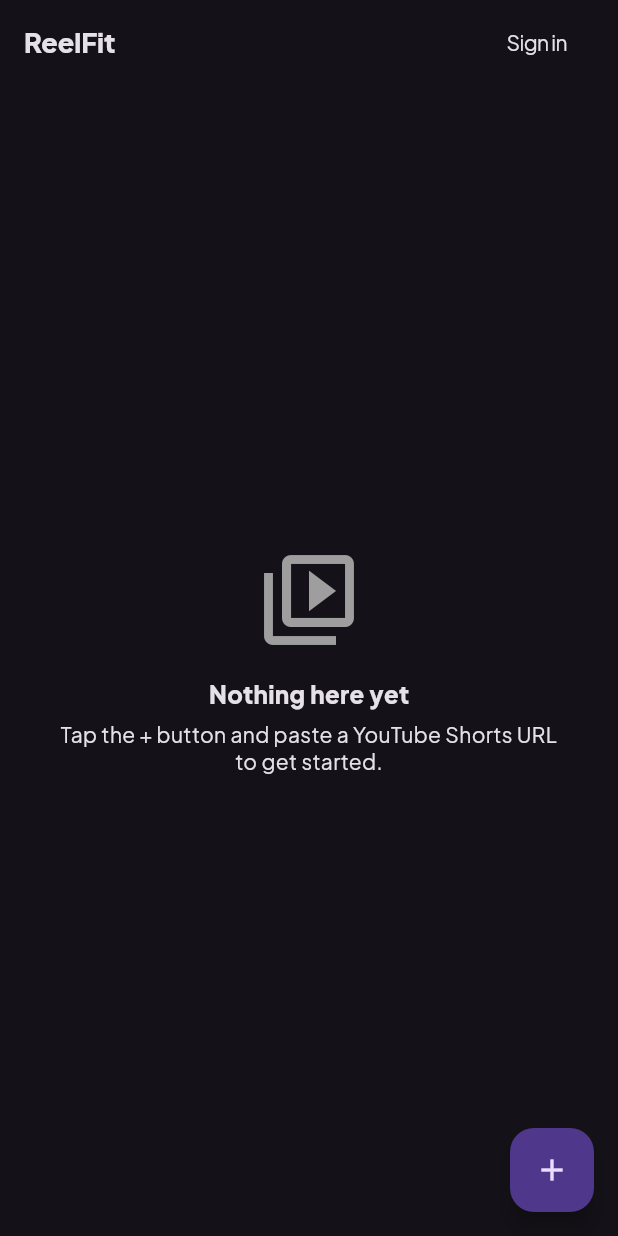
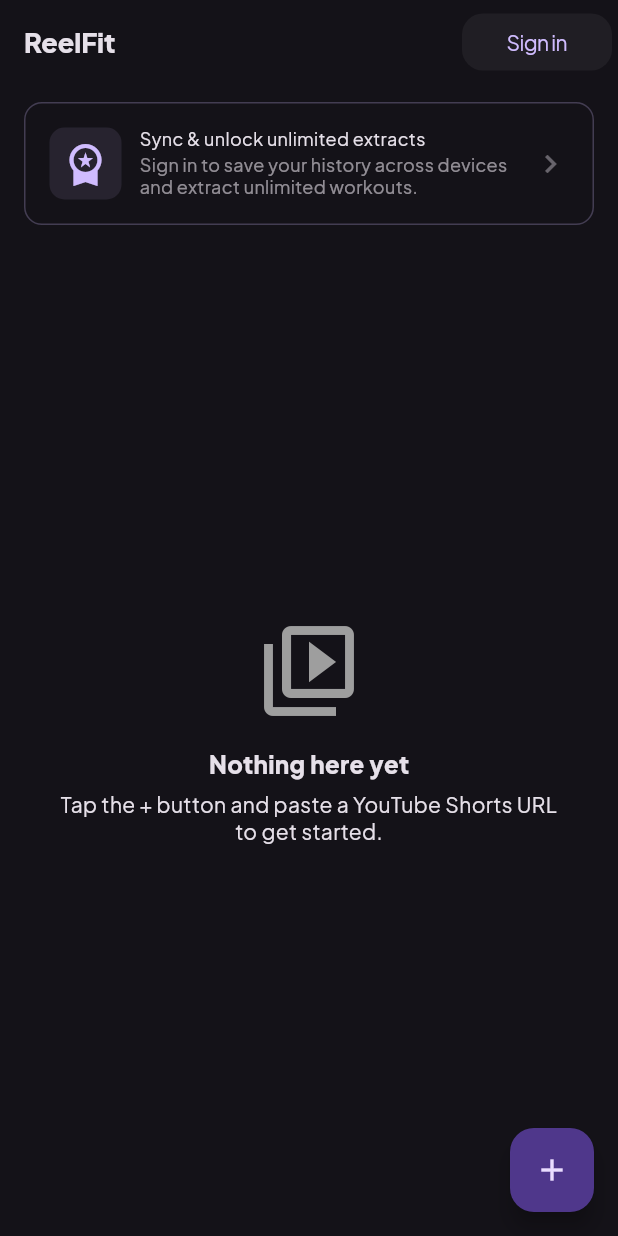
Before and after one commit to nobrefelipe/reelfit, a Flutter app: the screen it shows after launch, on a phone screen of 412 x 824 dp. Run offline on Flutter 3.47's test engine with Material 3 defaults, Android fonts, the phone set to English and light mode, and no system bars; our stand-ins replace fl_chart, go_router, google_fonts, shared_preferences, supabase_flutter; missing offline and left inert: family_bottom_sheet; accounts and stored records are empty.

Commit message:
Update UI components for improved layout and styling
- Adjusted padding in the bottom sheet header for better visual spacing.
- Modified button text color to ensure better contrast and readability.
- Removed text alignment from the sign-in subtitle for a cleaner look.
- Added a sign-in banner for guest users in the home screen to enhance user experience.
- Updated skeleton list colors for improved visibility and aesthetics.

```diff
--- a/lib/core/ui/bottom_sheet/bottom_sheet_shell.dart
+++ b/lib/core/ui/bottom_sheet/bottom_sheet_shell.dart
@@ -96,7 +96,7 @@ class _Header extends StatelessWidget {
       children: [
         Expanded(
           child: Padding(
-            padding: const EdgeInsets.symmetric(vertical: 3),
+            padding: const EdgeInsets.only(top: 45),
             child: UIKText.h5(title),
           ),
         ),
--- a/lib/core/ui/buttons/base_button.dart
+++ b/lib/core/ui/buttons/base_button.dart
@@ -72,7 +72,7 @@ class _AppButtonState extends State<AppButton> with LoadingStateMixin {
                     mainAxisAlignment: MainAxisAlignment.center,
                     children: [
                       if (widget.leftIcon != null) ...[widget.leftIcon!, const SizedBox(width: 8)],
-                      UIKText.body(widget.label),
+                      UIKText.body(widget.label, color: textStyle.color),
                       if (widget.rightIcon != null) ...[const SizedBox(width: 8), widget.rightIcon!],
                     ],
                   ),
@@ -98,7 +98,7 @@ class _AppButtonState extends State<AppButton> with LoadingStateMixin {
       ButtonType.primary => colors.primary,
       ButtonType.secondary => colors.surface,
       ButtonType.destructive => colors.error,
-      ButtonType.ghost => Colors.transparent,
+      ButtonType.ghost => Colors.white.withOpacity(0.05),
     };
   }
 
--- a/lib/views/auth/sign_in_sheet.dart
+++ b/lib/views/auth/sign_in_sheet.dart
@@ -60,7 +60,6 @@ class _SignInContent extends StatelessWidget {
       padding: const EdgeInsets.only(bottom: 8),
       child: UIKText.body(
         subtitle,
-        textAlign: TextAlign.center,
         color: Theme.of(context).colorScheme.onSurface.withValues(alpha: 0.7),
       ),
     );
--- a/lib/views/home/home_screen.dart
+++ b/lib/views/home/home_screen.dart
@@ -13,6 +13,7 @@ import '../auth/widgets/sign_in_button.dart';
 import 'extract_sheet.dart';
 import 'widgets/empty_state.dart';
 import 'widgets/guest_counter_banner.dart';
+import 'widgets/sign_in_banner.dart';
 import 'widgets/skeleton_list.dart';
 import 'widgets/video_list.dart';
 
@@ -92,6 +93,7 @@ class _HomeScreenState extends State<HomeScreen> {
             )
           else
             const SizedBox.shrink(),
+          if (extractController.isGuest) const SignInBanner(),
           Expanded(
             child: history(
               loading: () => const SkeletonList(),
--- /dev/null
+++ b/lib/views/home/widgets/sign_in_banner.dart
@@ -0,0 +1,65 @@
+import 'package:flutter/material.dart';
+
+import '../../../core/ui/text.dart';
+import '../../auth/sign_in_sheet.dart';
+
+class SignInBanner extends StatelessWidget {
+  const SignInBanner({super.key});
+
+  @override
+  Widget build(BuildContext context) {
+    final primary = Theme.of(context).colorScheme.primary;
+    return GestureDetector(
+      onTap: () => SignInSheet.show(
+        context,
+        title: 'Sync & unlock unlimited extracts',
+        subtitle:
+            'Sign in to save your history across devices and extract unlimited workouts.',
+      ),
+      child: Container(
+        margin: const EdgeInsets.fromLTRB(16, 12, 16, 0),
+        padding: const EdgeInsets.all(16),
+        decoration: BoxDecoration(
+          color: Theme.of(context).colorScheme.surface,
+          borderRadius: BorderRadius.circular(12),
+          border: Border.all(color: primary.withValues(alpha: 0.25)),
+        ),
+        child: Row(
+          children: [
+            Container(
+              width: 48,
+              height: 48,
+              decoration: BoxDecoration(
+                color: primary.withValues(alpha: 0.1),
+                borderRadius: BorderRadius.circular(10),
+              ),
+              child: Icon(Icons.workspace_premium, color: primary, size: 32),
+            ),
+            const SizedBox(width: 12),
+            Expanded(
+              child: Column(
+                crossAxisAlignment: CrossAxisAlignment.start,
+                children: [
+                  UIKText.small(
+                    'Sync & unlock unlimited extracts',
+                    color: Theme.of(context).colorScheme.onSurface,
+                  ),
+                  const SizedBox(height: 2),
+                  UIKText.small(
+                    'Sign in to save your history across devices and extract unlimited workouts.',
+                    color: Theme.of(context).colorScheme.onSurface.withValues(alpha: 0.6),
+                  ),
+                ],
+              ),
+            ),
+            const SizedBox(width: 8),
+            Icon(
+              Icons.chevron_right,
+              color: Theme.of(context).colorScheme.onSurface.withValues(alpha: 0.4),
+            ),
+          ],
+        ),
+      ),
+    );
+  }
+}
--- a/lib/views/home/widgets/skeleton_list.dart
+++ b/lib/views/home/widgets/skeleton_list.dart
@@ -28,7 +28,7 @@ class SkeletonCard extends StatelessWidget {
               width: 72,
               height: 54,
               decoration: BoxDecoration(
-                color: Colors.grey.shade300,
+                color: Colors.black38,
                 borderRadius: BorderRadius.circular(6),
               ),
             ),
@@ -41,7 +41,7 @@ class SkeletonCard extends StatelessWidget {
                     height: 14,
                     width: 64,
                     decoration: BoxDecoration(
-                      color: Colors.grey.shade300,
+                      color: Colors.black45,
                       borderRadius: BorderRadius.circular(4),
                     ),
                   ),
@@ -49,7 +49,7 @@ class SkeletonCard extends StatelessWidget {
                   Container(
                     height: 12,
                     decoration: BoxDecoration(
-                      color: Colors.grey.shade200,
+                      color: Colors.black38,
                       borderRadius: BorderRadius.circular(4),
                     ),
                   ),
```
